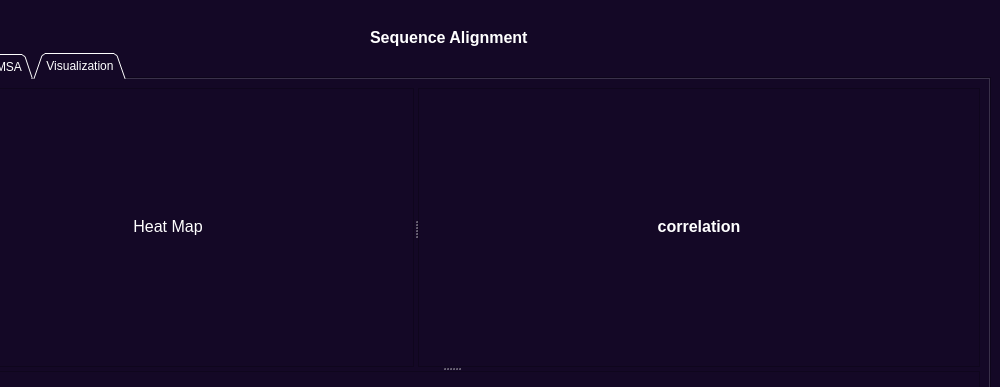
First picture: the form in data/mainwindow.ui, repository ReemYasser2/Sequence-Alignment-project-, before the edit; both pictures show x 98 to 1098 and y 0 to 387 of the 1098 by 691 pixel window.
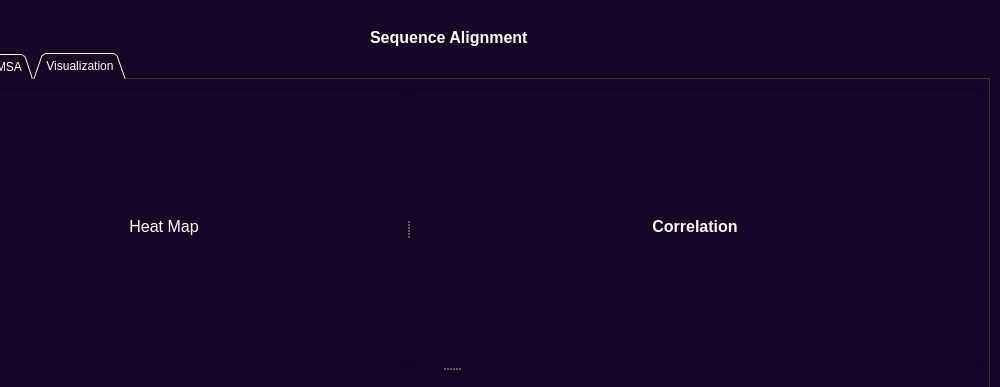
Second picture: the form after the edit. The open tabs and pages were chosen to show the change. Icons and pictures are not drawn.

Diff of the .ui file:
```diff
--- a/data/mainwindow.ui
+++ b/data/mainwindow.ui
@@ -949,7 +949,7 @@
                  </size>
                 </property>
                 <property name="text">
-                 <string>&lt;html&gt;&lt;head/&gt;&lt;body&gt;&lt;p align=&quot;center&quot;&gt;&lt;span style=&quot; font-size:12pt; font-weight:600;&quot;&gt;correlation&lt;/span&gt;&lt;/p&gt;&lt;/body&gt;&lt;/html&gt;</string>
+                 <string>&lt;html&gt;&lt;head/&gt;&lt;body&gt;&lt;p align=&quot;center&quot;&gt;&lt;span style=&quot; font-size:12pt; font-weight:600;&quot;&gt;Correlation&lt;/span&gt;&lt;/p&gt;&lt;/body&gt;&lt;/html&gt;</string>
                 </property>
                </widget>
               </item>
```
